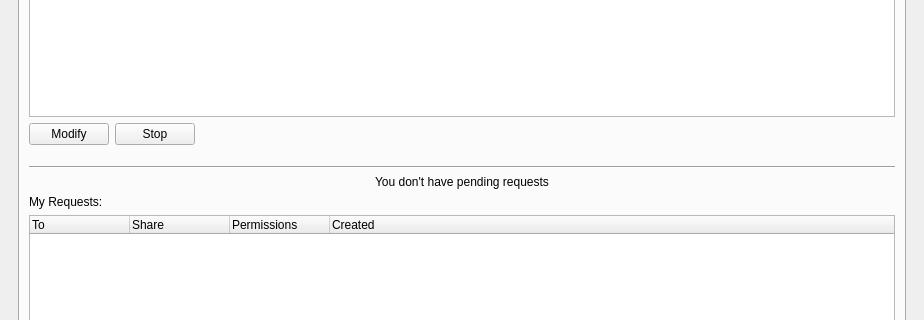
The window that pcloudwindow.ui (pcloudcom/psyncgui) describes before a commit, drawn with Qt 5; both pictures show x 0 to 924 and y 243 to 563 of the 924 by 681 pixel window.
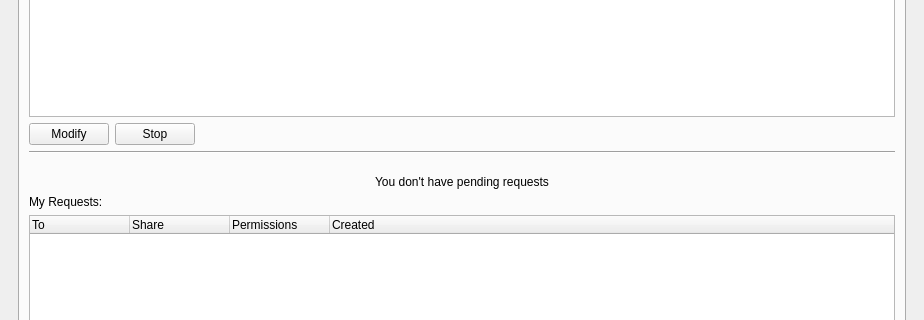
The same window after the commit. The open tabs and pages were chosen to show the change. Icons and pictures are not drawn.

Patch:
```diff
--- a/pcloudwindow.ui
+++ b/pcloudwindow.ui
@@ -1267,7 +1267,14 @@
              </layout>
             </item>
             <item>
-             <spacer name="verticalSpacer">
+             <widget class="Line" name="line_4">
+              <property name="orientation">
+               <enum>Qt::Horizontal</enum>
+              </property>
+             </widget>
+            </item>
+            <item>
+             <spacer name="verticalSpacer_2">
               <property name="orientation">
                <enum>Qt::Vertical</enum>
               </property>
@@ -1279,13 +1286,6 @@
               </property>
              </spacer>
             </item>
-            <item>
-             <widget class="Line" name="line_4">
-              <property name="orientation">
-               <enum>Qt::Horizontal</enum>
-              </property>
-             </widget>
-            </item>
             <item>
              <widget class="QLabel" name="label_noMyRqsts">
               <property name="layoutDirection">
```
Left out of the diff: 2 changed lines with no effect on the pictures.
